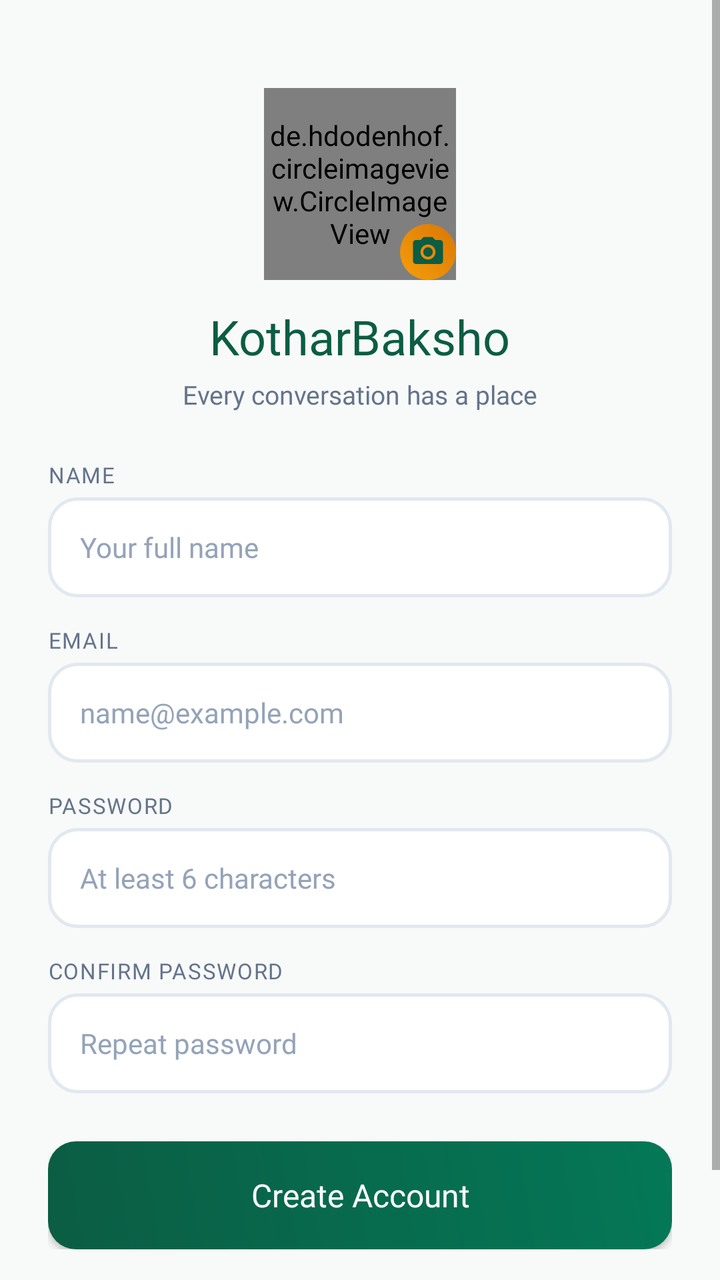
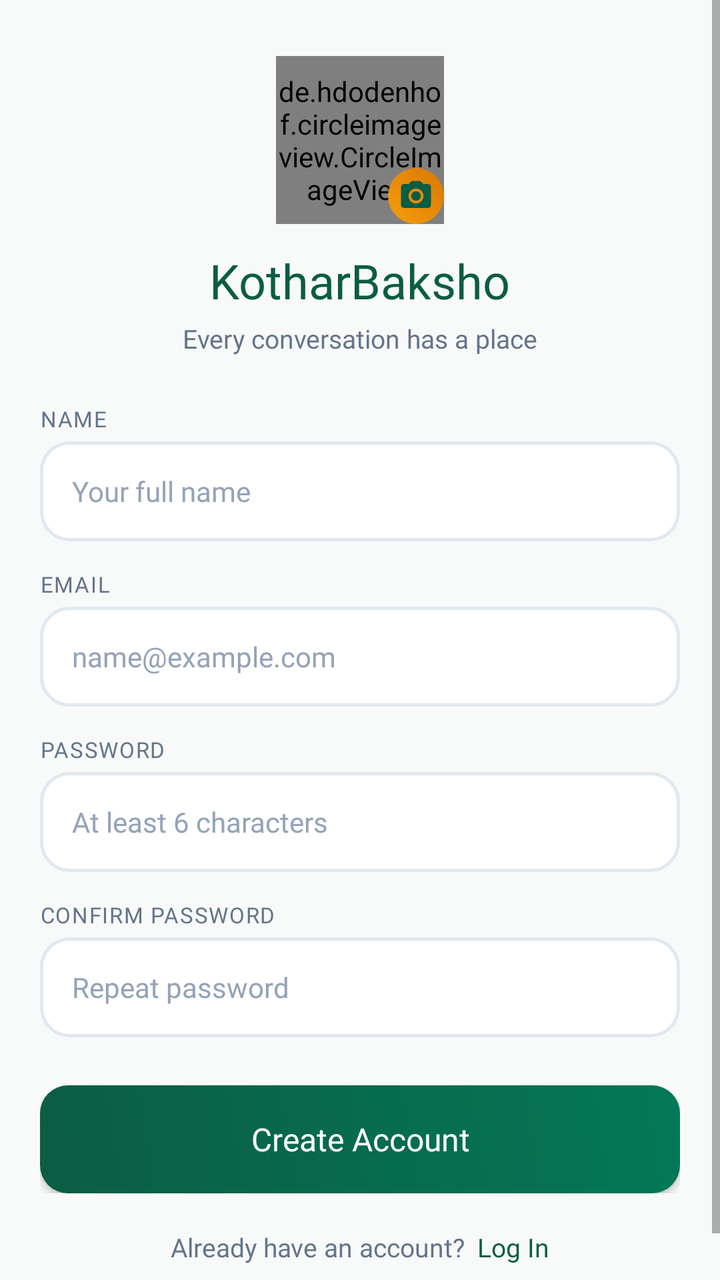

Before-and-after screenshots of an Android layout around one commit, followed by the original layout XML and the change that was made.
<!-- AndroidManifest.xml: application theme Theme.KotharBaksho -->
<!-- res/layout/activity_registration.xml -->
<?xml version="1.0" encoding="utf-8"?>
<ScrollView xmlns:android="http://schemas.android.com/apk/res/android"
    xmlns:app="http://schemas.android.com/apk/res-auto"
    xmlns:tools="http://schemas.android.com/tools"
    android:layout_width="match_parent"
    android:layout_height="match_parent"
    android:background="@color/bg_main"
    android:fillViewport="true"
    tools:context=".registration">

    <androidx.constraintlayout.widget.ConstraintLayout
        android:layout_width="match_parent"
        android:layout_height="wrap_content"
        android:padding="24dp">

        <LinearLayout
            android:id="@+id/reg_header"
            android:layout_width="wrap_content"
            android:layout_height="wrap_content"
            android:layout_marginTop="20dp"
            android:gravity="center"
            android:orientation="vertical"
            app:layout_constraintEnd_toEndOf="parent"
            app:layout_constraintStart_toStartOf="parent"
            app:layout_constraintTop_toTopOf="parent">

            <RelativeLayout
                android:layout_width="wrap_content"
                android:layout_height="wrap_content">

                <de.hdodenhof.circleimageview.CircleImageView
                    android:id="@+id/profilerg0"
                    android:layout_width="96dp"
                    android:layout_height="96dp"
                    android:src="@drawable/photocamera"
                    app:civ_border_color="@color/accent_gold"
                    app:civ_border_width="2.5dp" />

                <ImageView
                    android:layout_width="28dp"
                    android:layout_height="28dp"
                    android:layout_alignEnd="@id/profilerg0"
                    android:layout_alignBottom="@id/profilerg0"
                    android:background="@drawable/bg_btn_gold"
                    android:padding="5dp"
                    android:src="@drawable/ic_camera_vector" />
            </RelativeLayout>

            <TextView
                android:layout_width="wrap_content"
                android:layout_height="wrap_content"
                android:layout_marginTop="12dp"
                android:fontFamily="@font/poppins_bold"
                android:text="@string/app_name_english"
                android:textColor="@color/primary"
                android:textSize="24sp" />

            <TextView
                android:layout_width="wrap_content"
                android:layout_height="wrap_content"
                android:layout_marginTop="4dp"
                android:fontFamily="@font/poppins_regular"
                android:text="@string/tagline_english"
                android:textColor="@color/text_secondary"
                android:textSize="13sp" />

        </LinearLayout>

        <LinearLayout
            android:id="@+id/reg_form"
            android:layout_width="match_parent"
            android:layout_height="wrap_content"
            android:layout_marginTop="24dp"
            android:orientation="vertical"
            app:layout_constraintEnd_toEndOf="parent"
            app:layout_constraintStart_toStartOf="parent"
            app:layout_constraintTop_toBottomOf="@id/reg_header">

            <TextView
                android:layout_width="wrap_content"
                android:layout_height="wrap_content"
                android:fontFamily="@font/poppins_bold"
                android:text="NAME"
                android:textColor="@color/text_secondary"
                android:textSize="11sp"
                android:letterSpacing="0.05" />

            <EditText
                android:id="@+id/rgusername"
                android:layout_width="match_parent"
                android:layout_height="50dp"
                android:layout_marginTop="4dp"
                android:background="@drawable/bg_input_field"
                android:fontFamily="@font/poppins_regular"
                android:hint="Your full name"
                android:inputType="textPersonName"
                android:paddingStart="16dp"
                android:paddingEnd="16dp"
                android:textColor="@color/text_primary"
                android:textColorHint="@color/text_hint"
                android:textSize="14sp" />

            <TextView
                android:layout_width="wrap_content"
                android:layout_height="wrap_content"
                android:layout_marginTop="14dp"
                android:fontFamily="@font/poppins_bold"
                android:text="EMAIL"
                android:textColor="@color/text_secondary"
                android:textSize="11sp"
                android:letterSpacing="0.05" />

            <EditText
                android:id="@+id/rgemail"
                android:layout_width="match_parent"
                android:layout_height="50dp"
                android:layout_marginTop="4dp"
                android:background="@drawable/bg_input_field"
                android:fontFamily="@font/poppins_regular"
                android:hint="name@example.com"
                android:inputType="textEmailAddress"
                android:paddingStart="16dp"
                android:paddingEnd="16dp"
                android:textColor="@color/text_primary"
                android:textColorHint="@color/text_hint"
                android:textSize="14sp" />

            <TextView
                android:layout_width="wrap_content"
                android:layout_height="wrap_content"
                android:layout_marginTop="14dp"
                android:fontFamily="@font/poppins_bold"
                android:text="PASSWORD"
                android:textColor="@color/text_secondary"
                android:textSize="11sp"
                android:letterSpacing="0.05" />

            <EditText
                android:id="@+id/rgpassword"
                android:layout_width="match_parent"
                android:layout_height="50dp"
                android:layout_marginTop="4dp"
                android:background="@drawable/bg_input_field"
                android:fontFamily="@font/poppins_regular"
                android:hint="At least 6 characters"
                android:inputType="textPassword"
                android:paddingStart="16dp"
                android:paddingEnd="16dp"
                android:textColor="@color/text_primary"
                android:textColorHint="@color/text_hint"
                android:textSize="14sp" />

            <TextView
                android:layout_width="wrap_content"
                android:layout_height="wrap_content"
                android:layout_marginTop="14dp"
                android:fontFamily="@font/poppins_bold"
                android:text="CONFIRM PASSWORD"
                android:textColor="@color/text_secondary"
                android:textSize="11sp"
                android:letterSpacing="0.05" />

            <EditText
                android:id="@+id/rgrepassword"
                android:layout_width="match_parent"
                android:layout_height="50dp"
                android:layout_marginTop="4dp"
                android:background="@drawable/bg_input_field"
                android:fontFamily="@font/poppins_regular"
                android:hint="Repeat password"
                android:inputType="textPassword"
                android:paddingStart="16dp"
                android:paddingEnd="16dp"
                android:textColor="@color/text_primary"
                android:textColorHint="@color/text_hint"
                android:textSize="14sp" />

            <FrameLayout
                android:layout_width="match_parent"
                android:layout_height="54dp"
                android:layout_marginTop="24dp">

                <androidx.appcompat.widget.AppCompatButton
                    android:id="@+id/signupbutton"
                    android:layout_width="match_parent"
                    android:layout_height="match_parent"
                    android:background="@drawable/bg_btn_primary"
                    android:fontFamily="@font/poppins_bold"
                    android:text="Create Account"
                    android:textAllCaps="false"
                    android:textColor="@color/white"
                    android:textSize="16sp" />

                <ProgressBar
                    android:id="@+id/regProgressBar"
                    android:layout_width="26dp"
                    android:layout_height="26dp"
                    android:layout_gravity="center"
                    android:indeterminateTint="@color/white"
                    android:visibility="gone" />

            </FrameLayout>

        </LinearLayout>

        <LinearLayout
            android:layout_width="wrap_content"
            android:layout_height="wrap_content"
            android:layout_marginTop="18dp"
            android:layout_marginBottom="16dp"
            android:gravity="center"
            android:orientation="horizontal"
            app:layout_constraintBottom_toBottomOf="parent"
            app:layout_constraintEnd_toEndOf="parent"
            app:layout_constraintStart_toStartOf="parent"
            app:layout_constraintTop_toBottomOf="@id/reg_form"
            app:layout_constraintVertical_bias="1.0">

            <TextView
                android:layout_width="wrap_content"
                android:layout_height="wrap_content"
                android:fontFamily="@font/poppins_regular"
                android:text="Already have an account?"
                android:textColor="@color/text_secondary"
                android:textSize="13sp" />

            <TextView
                android:id="@+id/loginbut"
                android:layout_width="wrap_content"
                android:layout_height="wrap_content"
                android:layout_marginStart="6dp"
                android:fontFamily="@font/poppins_bold"
                android:text="Log In"
                android:textColor="@color/primary"
                android:textSize="13sp" />

        </LinearLayout>

    </androidx.constraintlayout.widget.ConstraintLayout>

</ScrollView>
<!-- resources referenced by this layout -->
<resources>
  <color name="accent_gold">#F59E0B</color>
  <color name="bg_main">#F8FAF9</color>
  <color name="primary">#0B5D43</color>
  <color name="text_hint">#94A3B8</color>
  <color name="text_primary">#0F172A</color>
  <color name="text_secondary">#64748B</color>
  <color name="white">#FFFFFFFF</color>
  <!-- drawable bg_btn_gold (drawable) -->
  <?xml version="1.0" encoding="utf-8"?>
  <ripple xmlns:android="http://schemas.android.com/apk/res/android"
      android:color="#33FFFFFF">
      <item>
          <shape>
              <gradient
                  android:startColor="@color/accent_gold"
                  android:endColor="@color/accent_gold_dark"
                  android:angle="45" />
              <corners android:radius="14dp" />
          </shape>
      </item>
  </ripple>
  <!-- drawable bg_btn_primary (drawable) -->
  <?xml version="1.0" encoding="utf-8"?>
  <ripple xmlns:android="http://schemas.android.com/apk/res/android"
      android:color="#33FFFFFF">
      <item>
          <shape>
              <gradient
                  android:startColor="@color/primary"
                  android:endColor="@color/primary_variant"
                  android:angle="45" />
              <corners android:radius="14dp" />
          </shape>
      </item>
  </ripple>
  <!-- drawable bg_input_field (drawable) -->
  <?xml version="1.0" encoding="utf-8"?>
  <shape xmlns:android="http://schemas.android.com/apk/res/android">
      <solid android:color="@color/surface_card" />
      <stroke android:width="1.5dp" android:color="@color/divider_line" />
      <corners android:radius="14dp" />
  </shape>
  <!-- drawable ic_camera_vector (drawable) -->
  <vector xmlns:android="http://schemas.android.com/apk/res/android"
      android:width="24dp"
      android:height="24dp"
      android:viewportWidth="24"
      android:viewportHeight="24">
    <path
        android:fillColor="@color/primary"
        android:pathData="M12,12m-3.2,0a3.2,3.2 0,1 1,6.4 0a3.2,3.2 0,1 1,-6.4 0M9,2L7.17,4H4c-1.1,0 -2,0.9 -2,2v12c0,1.1 0.9,2 2,2h16c1.1,0 2,-0.9 2,-2V6c0,-1.1 -0.9,-2 -2,-2h-3.17L15,2H9zm3,15c-2.76,0 -5,-2.24 -5,-5s2.24,-5 5,-5 5,2.24 5,5 -2.24,5 -5,5z"/>
  </vector>
  <!-- drawable photocamera: png bitmap (drawable-xhdpi, 13476 bytes) -->
  <string name="app_name_english">KotharBaksho</string>
  <string name="tagline_english">Every conversation has a place</string>
  <style name="Theme.KotharBaksho" parent="Theme.MaterialComponents.DayNight.NoActionBar">
          
          <item name="colorPrimary">@color/primary</item>
          <item name="colorPrimaryVariant">@color/primary_dark</item>
          <item name="colorOnPrimary">@color/white</item>
          
          <item name="colorSecondary">@color/accent_gold</item>
          <item name="colorSecondaryVariant">@color/accent_gold_dark</item>
          <item name="colorOnSecondary">@color/black</item>
          
          <item name="android:statusBarColor">@color/primary_dark</item>
          <item name="android:windowBackground">@color/bg_main</item>
      </style>
  <color name="accent_gold_dark">#D97706</color>
  <color name="primary_variant">#047857</color>
  <color name="surface_card">#FFFFFF</color>
  <color name="divider_line">#E2E8F0</color>
  <color name="primary_dark">#064E3B</color>
  <color name="black">#FF000000</color>
</resources>

<!-- the commit's change to res/layout/activity_registration.xml (unified diff, before → after) -->
@@ -11,13 +11,14 @@
     <androidx.constraintlayout.widget.ConstraintLayout
         android:layout_width="match_parent"
         android:layout_height="wrap_content"
-        android:padding="24dp">
+        android:paddingHorizontal="20dp"
+        android:paddingVertical="16dp">
 
         <LinearLayout
             android:id="@+id/reg_header"
             android:layout_width="wrap_content"
             android:layout_height="wrap_content"
-            android:layout_marginTop="20dp"
+            android:layout_marginTop="12dp"
             android:gravity="center"
             android:orientation="vertical"
             app:layout_constraintEnd_toEndOf="parent"
@@ -30,8 +31,8 @@
 
                 <de.hdodenhof.circleimageview.CircleImageView
                     android:id="@+id/profilerg0"
-                    android:layout_width="96dp"
-                    android:layout_height="96dp"
+                    android:layout_width="84dp"
+                    android:layout_height="84dp"
                     android:src="@drawable/photocamera"
                     app:civ_border_color="@color/accent_gold"
                     app:civ_border_width="2.5dp" />
